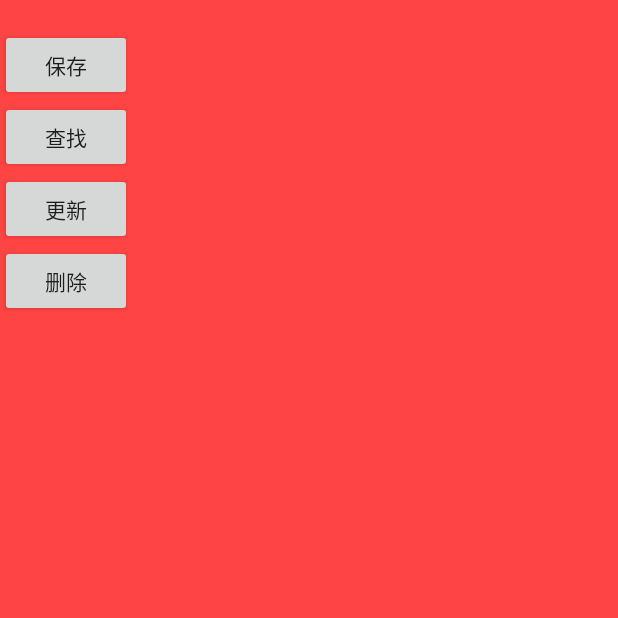
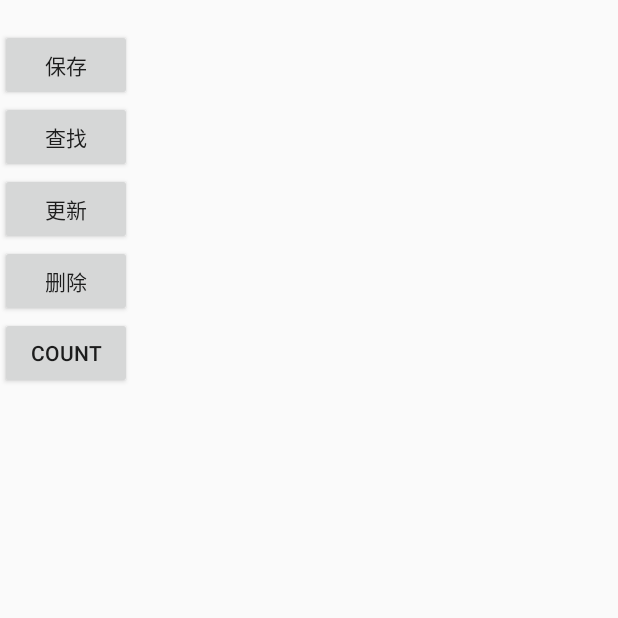
Before and after one commit to lixinxinlove/ImageProject, an Android app: the RoomActivity screen opened directly, with no data from a screen before it, on a phone screen of 412 x 824 dp, the top half of it. Run offline under Robolectric (Android 15) with nearby library versions, the phone set to English and light mode, and no system bars; our stand-ins replace Room's generated code, RxJava; libraries missing offline, so code that uses them is left out: com.alibaba.android.

Commit message:
添加 查询 数据表的条数

```diff
--- a/app/src/main/java/com/lixinxin/imageproject/db/dao/UserDao.java
+++ b/app/src/main/java/com/lixinxin/imageproject/db/dao/UserDao.java
@@ -39,5 +39,6 @@ public interface UserDao {
     @Query("SELECT * FROM user WHERE address LIKE :address")
     List<User> queryAddress(String address);
 
-
+    @Query("SELECT count(*) FROM user")
+    Long queryCount();
 }
--- a/app/src/main/res/layout/activity_room.xml
+++ b/app/src/main/res/layout/activity_room.xml
@@ -1,7 +1,6 @@
 <?xml version="1.0" encoding="utf-8"?>
 <LinearLayout xmlns:android="http://schemas.android.com/apk/res/android"
     android:layout_width="match_parent"
-    android:background="@android:color/holo_red_light"
     android:layout_height="match_parent"
     android:orientation="vertical">
 
@@ -35,5 +34,11 @@
         android:onClick="delete"
         android:text="@string/delete" />
 
+    <Button
+        android:layout_width="wrap_content"
+        android:layout_height="wrap_content"
+        android:onClick="count"
+        android:text="count" />
+
 
 </LinearLayout>
```
Also changed, not shown: app/src/main/java/com/lixinxin/imageproject/activity/RoomActivity.java (+39 -0 lines).
